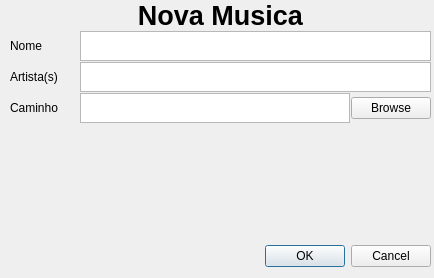
AlexFMM/mp3Player, file addmusicform.ui: the form before one commit.
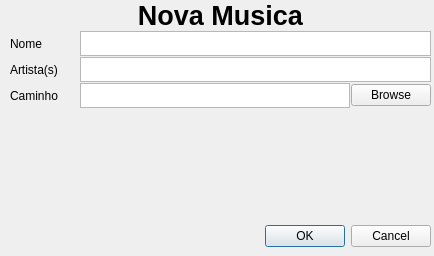
The form after the commit.

Commit message: Secondary forms desgin changed

The edit to the form file:
```diff
--- a/addmusicform.ui
+++ b/addmusicform.ui
@@ -10,7 +10,7 @@
     <x>0</x>
     <y>0</y>
     <width>434</width>
-    <height>278</height>
+    <height>256</height>
    </rect>
   </property>
   <property name="windowTitle">
@@ -20,7 +20,7 @@
    <property name="geometry">
     <rect>
      <x>90</x>
-     <y>240</y>
+     <y>220</y>
      <width>341</width>
      <height>32</height>
     </rect>
@@ -38,7 +38,7 @@
      <x>10</x>
      <y>0</y>
      <width>421</width>
-     <height>231</height>
+     <height>221</height>
     </rect>
    </property>
    <layout class="QVBoxLayout" name="verticalLayout" stretch="1,1,1,1">
@@ -116,10 +116,16 @@
       </item>
       <item>
        <widget class="QTextEdit" name="nome">
+        <property name="minimumSize">
+         <size>
+          <width>0</width>
+          <height>25</height>
+         </size>
+        </property>
         <property name="maximumSize">
          <size>
           <width>16777215</width>
-          <height>30</height>
+          <height>25</height>
          </size>
         </property>
         <property name="tabChangesFocus">
@@ -152,10 +158,16 @@
       </item>
       <item>
        <widget class="QTextEdit" name="artistas">
+        <property name="minimumSize">
+         <size>
+          <width>0</width>
+          <height>25</height>
+         </size>
+        </property>
         <property name="maximumSize">
          <size>
           <width>16777215</width>
-          <height>30</height>
+          <height>25</height>
          </size>
         </property>
         <property name="tabChangesFocus">
@@ -188,10 +200,16 @@
       </item>
       <item>
        <widget class="QTextEdit" name="pathToFile">
+        <property name="minimumSize">
+         <size>
+          <width>0</width>
+          <height>25</height>
+         </size>
+        </property>
         <property name="maximumSize">
          <size>
           <width>16777215</width>
-          <height>30</height>
+          <height>25</height>
          </size>
         </property>
         <property name="tabChangesFocus">
```
The commit also changes 6 other files.
